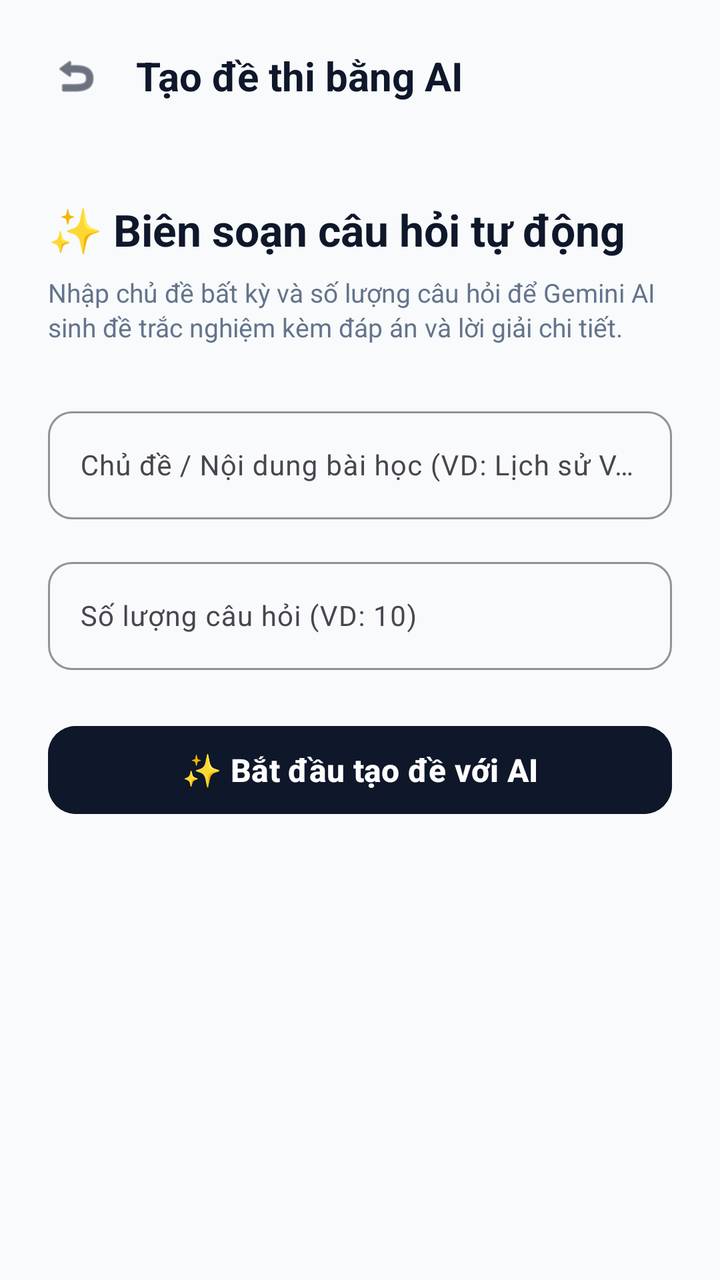
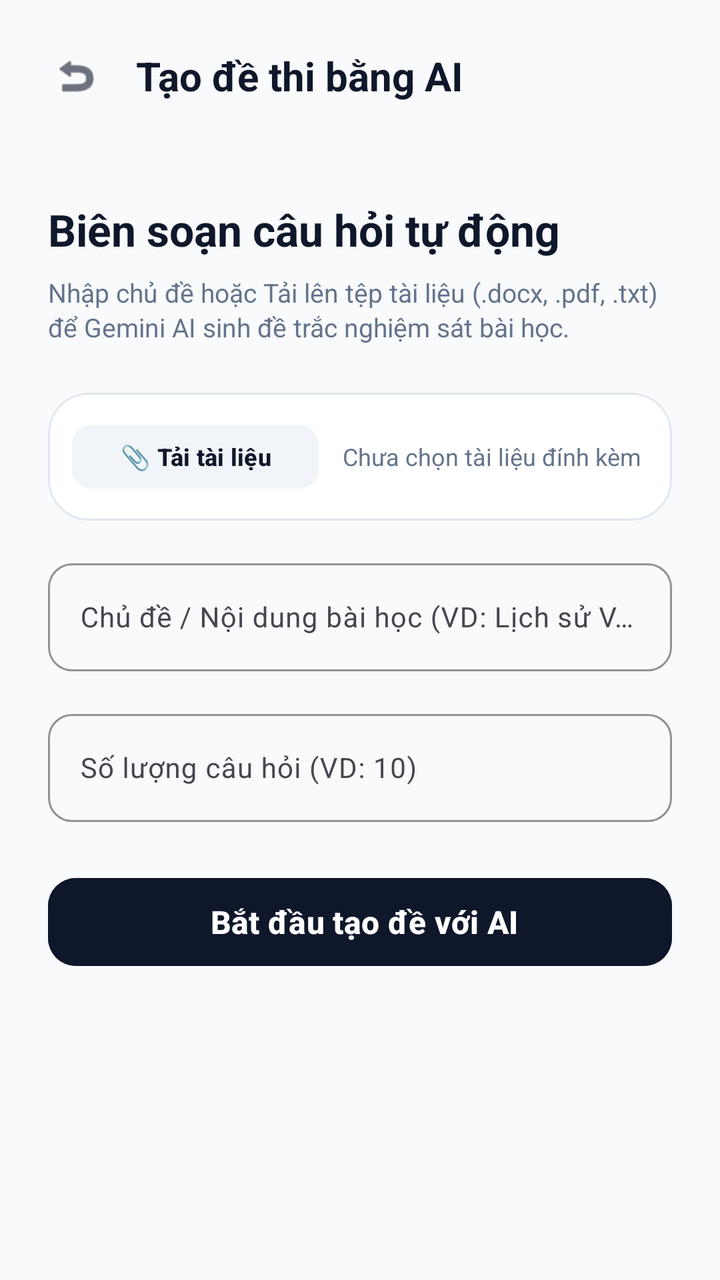

Before-and-after screenshots of an Android layout around one commit, followed by the original layout XML and the change that was made.
<!-- AndroidManifest.xml: application theme Theme.QuizAIApp -->
<!-- res/layout/activity_ai_quiz.xml -->
<?xml version="1.0" encoding="utf-8"?>
<androidx.constraintlayout.widget.ConstraintLayout
    xmlns:android="http://schemas.android.com/apk/res/android"
    xmlns:app="http://schemas.android.com/apk/res-auto"
    xmlns:tools="http://schemas.android.com/tools"
    android:layout_width="match_parent"
    android:layout_height="match_parent"
    android:background="#F8FAFC">

    
    <LinearLayout
        android:id="@+id/headerToolbar"
        android:layout_width="match_parent"
        android:layout_height="wrap_content"
        android:orientation="horizontal"
        android:gravity="center_vertical"
        android:padding="20dp"
        app:layout_constraintTop_toTopOf="parent">

        <ImageView
            android:id="@+id/btnBack"
            android:layout_width="36dp"
            android:layout_height="36dp"
            android:src="@android:drawable/ic_menu_revert"
            app:tint="#0F172A"
            android:background="?attr/selectableItemBackgroundBorderless"
            android:padding="6dp" />

        <TextView
            android:layout_width="0dp"
            android:layout_height="wrap_content"
            android:layout_weight="1"
            android:text="Tạo đề thi bằng AI"
            android:textColor="#0F172A"
            android:textSize="20sp"
            android:textStyle="bold"
            android:layout_marginStart="12dp" />
    </LinearLayout>

    <LinearLayout
        android:layout_width="match_parent"
        android:layout_height="0dp"
        android:orientation="vertical"
        android:padding="24dp"
        app:layout_constraintTop_toBottomOf="@id/headerToolbar"
        app:layout_constraintBottom_toBottomOf="parent">

        <TextView
            android:layout_width="wrap_content"
            android:layout_height="wrap_content"
            android:text="✨ Biên soạn câu hỏi tự động"
            android:textColor="#0F172A"
            android:textSize="22sp"
            android:textStyle="bold"
            android:layout_marginBottom="8dp" />

        <TextView
            android:layout_width="wrap_content"
            android:layout_height="wrap_content"
            android:text="Nhập chủ đề bất kỳ và số lượng câu hỏi để Gemini AI sinh đề trắc nghiệm kèm đáp án và lời giải chi tiết."
            android:textColor="#64748B"
            android:textSize="13sp"
            android:lineSpacingExtra="2dp"
            android:layout_marginBottom="28dp" />

        <com.google.android.material.textfield.TextInputLayout
            android:layout_width="match_parent"
            android:layout_height="wrap_content"
            app:boxBackgroundMode="outline"
            app:boxCornerRadiusTopStart="12dp"
            app:boxCornerRadiusTopEnd="12dp"
            app:boxCornerRadiusBottomStart="12dp"
            app:boxCornerRadiusBottomEnd="12dp"
            app:boxStrokeColor="#0F172A"
            app:hintTextColor="#0F172A"
            android:layout_marginBottom="16dp">

            <com.google.android.material.textfield.TextInputEditText
                android:id="@+id/edtTopic"
                android:layout_width="match_parent"
                android:layout_height="54dp"
                android:hint="Chủ đề / Nội dung bài học (VD: Lịch sử VN)"
                android:inputType="text"
                android:textColor="#0F172A"
                android:textSize="14sp" />
        </com.google.android.material.textfield.TextInputLayout>

        <com.google.android.material.textfield.TextInputLayout
            android:layout_width="match_parent"
            android:layout_height="wrap_content"
            app:boxBackgroundMode="outline"
            app:boxCornerRadiusTopStart="12dp"
            app:boxCornerRadiusTopEnd="12dp"
            app:boxCornerRadiusBottomStart="12dp"
            app:boxCornerRadiusBottomEnd="12dp"
            app:boxStrokeColor="#0F172A"
            app:hintTextColor="#0F172A"
            android:layout_marginBottom="24dp">

            <com.google.android.material.textfield.TextInputEditText
                android:id="@+id/edtCount"
                android:layout_width="match_parent"
                android:layout_height="54dp"
                android:hint="Số lượng câu hỏi (VD: 10)"
                android:inputType="number"
                android:textColor="#0F172A"
                android:textSize="14sp" />
        </com.google.android.material.textfield.TextInputLayout>

        <Button
            android:id="@+id/btnGenerate"
            android:layout_width="match_parent"
            android:layout_height="52dp"
            android:text="✨ Bắt đầu tạo đề với AI"
            android:textColor="@android:color/white"
            android:textSize="16sp"
            android:textStyle="bold"
            android:backgroundTint="#0F172A"
            app:cornerRadius="14dp"
            android:layout_marginBottom="20dp" />

        <ProgressBar
            android:id="@+id/progressBar"
            style="?android:attr/progressBarStyleLarge"
            android:layout_width="wrap_content"
            android:layout_height="wrap_content"
            android:layout_gravity="center"
            android:indeterminateTint="#0F172A"
            android:visibility="gone"
            tools:visibility="visible" />

    </LinearLayout>

</androidx.constraintlayout.widget.ConstraintLayout>
<!-- resources referenced by this layout -->
<resources>
  <style name="Theme.QuizAIApp" parent="Base.Theme.QuizAIApp" />
  <style name="Base.Theme.QuizAIApp" parent="Theme.Material3.DayNight.NoActionBar">
          
          
      </style>
</resources>

<!-- the commit's change to res/layout/activity_ai_quiz.xml (unified diff, before → after) -->
@@ -48,7 +48,7 @@
         <TextView
             android:layout_width="wrap_content"
             android:layout_height="wrap_content"
-            android:text="✨ Biên soạn câu hỏi tự động"
+            android:text="Biên soạn câu hỏi tự động"
             android:textColor="#0F172A"
             android:textSize="22sp"
             android:textStyle="bold"
@@ -57,11 +57,45 @@
         <TextView
             android:layout_width="wrap_content"
             android:layout_height="wrap_content"
-            android:text="Nhập chủ đề bất kỳ và số lượng câu hỏi để Gemini AI sinh đề trắc nghiệm kèm đáp án và lời giải chi tiết."
+            android:text="Nhập chủ đề hoặc Tải lên tệp tài liệu (.docx, .pdf, .txt) để Gemini AI sinh đề trắc nghiệm sát bài học."
             android:textColor="#64748B"
             android:textSize="13sp"
             android:lineSpacingExtra="2dp"
-            android:layout_marginBottom="28dp" />
+            android:layout_marginBottom="24dp" />
+
+        
+        <LinearLayout
+            android:layout_width="match_parent"
+            android:layout_height="wrap_content"
+            android:orientation="horizontal"
+            android:gravity="center_vertical"
+            android:background="@drawable/bg_white_card"
+            android:padding="12dp"
+            android:layout_marginBottom="16dp">
+
+            <Button
+                android:id="@+id/btnUploadDoc"
+                android:layout_width="wrap_content"
+                android:layout_height="40dp"
+                android:text="📎 Tải tài liệu"
+                android:textColor="#0F172A"
+                android:textSize="12sp"
+                android:textStyle="bold"
+                android:backgroundTint="#F1F5F9"
+                app:cornerRadius="10dp" />
+
+            <TextView
+                android:id="@+id/tvDocName"
+                android:layout_width="0dp"
+                android:layout_height="wrap_content"
+                android:layout_weight="1"
+                android:text="Chưa chọn tài liệu đính kèm"
+                android:textColor="#64748B"
+                android:textSize="12sp"
+                android:layout_marginStart="12dp"
+                android:singleLine="true"
+                android:ellipsize="middle" />
+        </LinearLayout>
 
         <com.google.android.material.textfield.TextInputLayout
             android:layout_width="match_parent"
@@ -111,7 +145,7 @@
             android:id="@+id/btnGenerate"
             android:layout_width="match_parent"
             android:layout_height="52dp"
-            android:text="✨ Bắt đầu tạo đề với AI"
+            android:text=" Bắt đầu tạo đề với AI"
             android:textColor="@android:color/white"
             android:textSize="16sp"
             android:textStyle="bold"
<!-- resource entries referenced after the edit -->
@@ -1,5 +1,12 @@
 <!-- resources referenced by this layout -->
 <resources>
+  <!-- drawable bg_white_card (drawable) -->
+  <?xml version="1.0" encoding="utf-8"?>
+  <shape xmlns:android="http://schemas.android.com/apk/res/android">
+      <solid android:color="#FFFFFF" />
+      <stroke android:width="1dp" android:color="#E2E8F0" />
+      <corners android:radius="20dp" />
+  </shape>
   <style name="Theme.QuizAIApp" parent="Base.Theme.QuizAIApp" />
   <style name="Base.Theme.QuizAIApp" parent="Theme.Material3.DayNight.NoActionBar">
           
